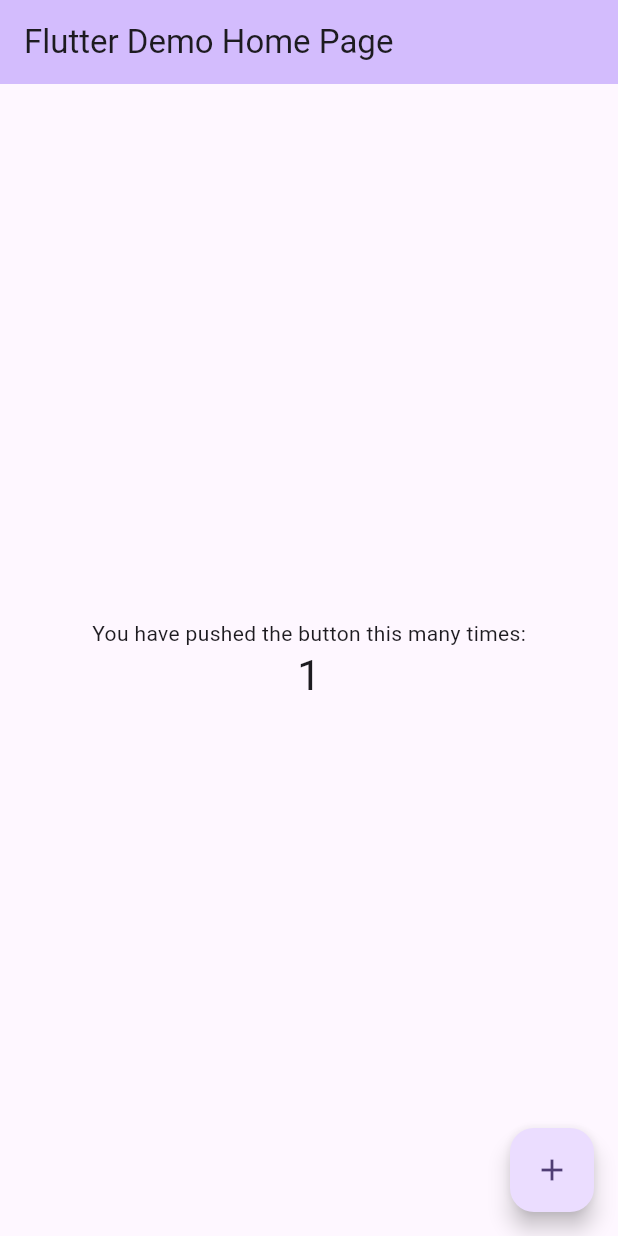
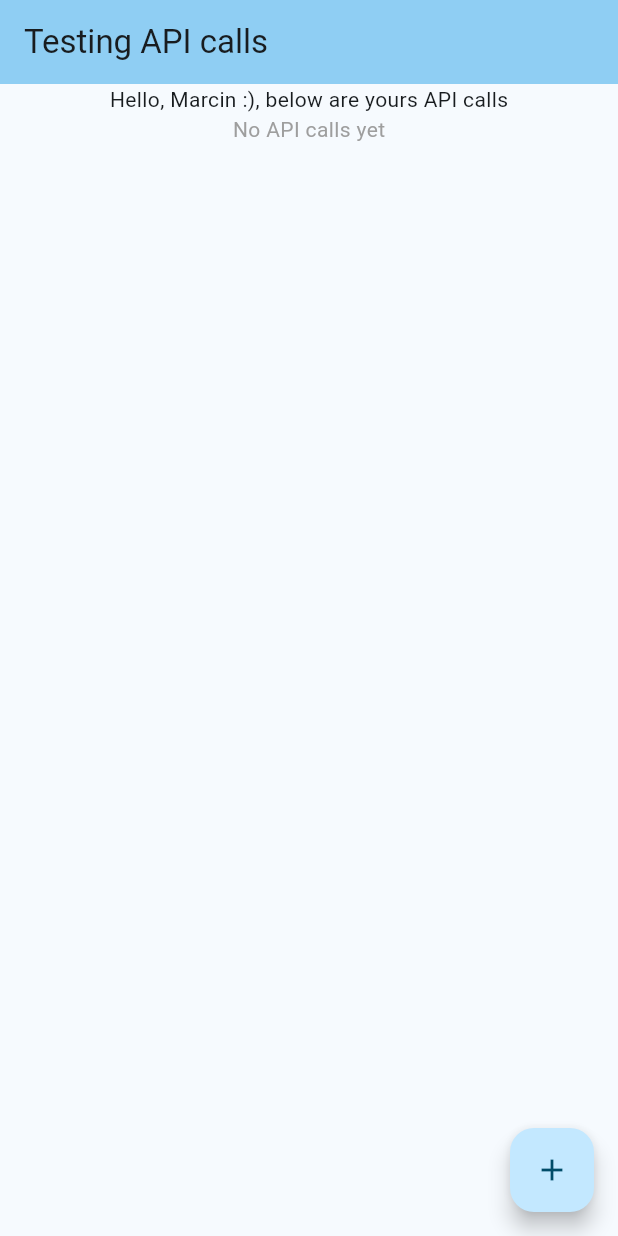
Before and after one commit to Vex048/FlutterAcademy, a Flutter app: the screen it shows after launch, after a tap on the "add" icon, on a phone screen of 412 x 824 dp. Run offline on Flutter 3.47's test engine with Material 3 defaults, Android fonts, the phone set to English and light mode, and no system bars; our stand-ins replace dio, flutter_riverpod, freezed_annotation, logger, retrofit; generated files the repository leaves out were written again; network calls fail.

Commit message:
Created skeletion for an application using Riverpod

```diff
--- a/lib/main.dart
+++ b/lib/main.dart
@@ -1,122 +1,28 @@
 import 'package:flutter/material.dart';
+import 'package:flutter_application_1/retrofit/widgets/HomePage.dart';
+import 'package:flutter_riverpod/flutter_riverpod.dart';
 
+
+
+// Main, który tworzyc ProviderScope, który przechowuje stany Providerów (chyba)
 void main() {
-  runApp(const MyApp());
+  runApp(const ProviderScope(
+    child: MyApp() // Init apki
+    ));
 }
 
 class MyApp extends StatelessWidget {
   const MyApp({super.key});
 
-  // This widget is the root of your application.
   @override
   Widget build(BuildContext context) {
     return MaterialApp(
       title: 'Flutter Demo',
       theme: ThemeData(
-        // This is the theme of your application.
-        //
-        // TRY THIS: Try running your application with "flutter run". You'll see
-        // the application has a purple toolbar. Then, without quitting the app,
-        // try changing the seedColor in the colorScheme below to Colors.green
-        // and then invoke "hot reload" (save your changes or press the "hot
-        // reload" button in a Flutter-supported IDE, or press "r" if you used
-        // the command line to start the app).
-        //
-        // Notice that the counter didn't reset back to zero; the application
-        // state is not lost during the reload. To reset the state, use hot
-        // restart instead.
-        //
-        // This works for code too, not just values: Most code changes can be
-        // tested with just a hot reload.
-        colorScheme: ColorScheme.fromSeed(seedColor: Colors.deepPurple),
+        colorScheme: ColorScheme.fromSeed(seedColor: Colors.lightBlueAccent),
       ),
-      home: const MyHomePage(title: 'Flutter Demo Home Page'),
+      // Budowa głównego widoku HomePage
+      home: const MyHomePage(title: 'Testing API calls'),
     );
   }
 }
-
-class MyHomePage extends StatefulWidget {
-  const MyHomePage({super.key, required this.title});
-
-  // This widget is the home page of your application. It is stateful, meaning
-  // that it has a State object (defined below) that contains fields that affect
-  // how it looks.
-
-  // This class is the configuration for the state. It holds the values (in this
-  // case the title) provided by the parent (in this case the App widget) and
-  // used by the build method of the State. Fields in a Widget subclass are
-  // always marked "final".
-
-  final String title;
-
-  @override
-  State<MyHomePage> createState() => _MyHomePageState();
-}
-
-class _MyHomePageState extends State<MyHomePage> {
-  int _counter = 0;
-
-  void _incrementCounter() {
-    setState(() {
-      // This call to setState tells the Flutter framework that something has
-      // changed in this State, which causes it to rerun the build method below
-      // so that the display can reflect the updated values. If we changed
-      // _counter without calling setState(), then the build method would not be
-      // called again, and so nothing would appear to happen.
-      _counter++;
-    });
-  }
-
-  @override
-  Widget build(BuildContext context) {
-    // This method is rerun every time setState is called, for instance as done
-    // by the _incrementCounter method above.
-    //
-    // The Flutter framework has been optimized to make rerunning build methods
-    // fast, so that you can just rebuild anything that needs updating rather
-    // than having to individually change instances of widgets.
-    return Scaffold(
-      appBar: AppBar(
-        // TRY THIS: Try changing the color here to a specific color (to
-        // Colors.amber, perhaps?) and trigger a hot reload to see the AppBar
-        // change color while the other colors stay the same.
-        backgroundColor: Theme.of(context).colorScheme.inversePrimary,
-        // Here we take the value from the MyHomePage object that was created by
-        // the App.build method, and use it to set our appbar title.
-        title: Text(widget.title),
-      ),
-      body: Center(
-        // Center is a layout widget. It takes a single child and positions it
-        // in the middle of the parent.
-        child: Column(
-          // Column is also a layout widget. It takes a list of children and
-          // arranges them vertically. By default, it sizes itself to fit its
-          // children horizontally, and tries to be as tall as its parent.
-          //
-          // Column has various properties to control how it sizes itself and
-          // how it positions its children. Here we use mainAxisAlignment to
-          // center the children vertically; the main axis here is the vertical
-          // axis because Columns are vertical (the cross axis would be
-          // horizontal).
-          //
-          // TRY THIS: Invoke "debug painting" (choose the "Toggle Debug Paint"
-          // action in the IDE, or press "p" in the console), to see the
-          // wireframe for each widget.
-          mainAxisAlignment: MainAxisAlignment.center,
-          children: <Widget>[
-            const Text('You have pushed the button this many times:'),
-            Text(
-              '$_counter',
-              style: Theme.of(context).textTheme.headlineMedium,
-            ),
-          ],
-        ),
-      ),
-      floatingActionButton: FloatingActionButton(
-        onPressed: _incrementCounter,
-        tooltip: 'Increment',
-        child: const Icon(Icons.add),
-      ), // This trailing comma makes auto-formatting nicer for build methods.
-    );
-  }
-}
--- /dev/null
+++ b/lib/retrofit/api/api_read.dart
@@ -0,0 +1,25 @@
+import 'package:dio/dio.dart';
+import 'package:json_annotation/json_annotation.dart';
+import 'package:retrofit/retrofit.dart';
+import 'package:logger/logger.dart';
+import 'model.dart';
+
+part 'api_read.g.dart';
+
+
+// Klasa klienta restowego
+@RestApi(baseUrl: 'http://localhost:8000/api/')
+abstract class RestClient {
+  factory RestClient(Dio dio, {String? baseUrl}) = _RestClient;
+
+  // Metoda GET, która służy do fetchowania modelu
+  @GET('/getTimestampsWithFrames')
+  Future<Model> getTimestamps();
+
+}
+// Metoda, która jest przypisana do przycisku w celu pobrania danych oraz wyświelenia w aplikacji
+Future<Model> callAPI() async {
+  final dio = Dio();
+  final client = RestClient(dio);
+  return await client.getTimestamps();
+}
--- /dev/null
+++ b/lib/retrofit/api/model.dart
@@ -0,0 +1,26 @@
+import 'package:freezed_annotation/freezed_annotation.dart';
+import 'package:intl/intl.dart';
+
+part 'model.freezed.dart';
+part 'model.g.dart';
+
+
+@freezed
+abstract class Model with _$Model {
+  const Model._(); // Musze dodac konstruktor, aby moc uzywac metod
+  factory Model({
+    required List<List<String>> timestamp,
+    required String status,
+    required String date,
+    String? imageBase64
+  }) = _Model;
+
+  factory Model.fromJson(Map<String,Object?> json) => _$ModelFromJson(json);
+
+  String formatDate(){
+      DateTime now = DateTime.parse(this.date);
+      var formatter = DateFormat.yMd().add_jm();
+      var formatted = formatter.format(now);
+      return formatted;
+  }
+}
--- /dev/null
+++ b/lib/retrofit/widgets/HomePage.dart
@@ -0,0 +1,58 @@
+
+import 'package:flutter/material.dart';
+import 'package:flutter_riverpod/flutter_riverpod.dart';
+
+import '../api/api_read.dart';
+import 'ModelList.dart';
+
+
+
+final nameProvider = Provider<String>((ref) => "Marcin :)");
+
+
+// Klasa odpowiadająca za stworzenie Strony Domowej
+class MyHomePage extends ConsumerWidget {
+  const MyHomePage({super.key, required this.title});
+
+  final String title;
+
+  @override
+  Widget build(BuildContext context,WidgetRef ref) {
+    // Wystarczy tylko odczytać raz nameProvider nie musimy go "monitorować"
+    final name = ref.read(nameProvider);
+    // Zwracanie widoku stworzonego z komponentów
+    return Scaffold(
+      // Nagłówek (chyba)
+      appBar: AppBar(
+        backgroundColor: Theme.of(context).colorScheme.inversePrimary,
+        title: Text(title),
+      ),
+      // Główne ciało
+      body: Align(
+        // Przyleganie do góry-środka
+        alignment: Alignment.topCenter,
+        child: Column(
+          // tutaj chyba kolumna zajmie tyle miejsca co jej dzieci
+          mainAxisSize: MainAxisSize.min,
+          // A tu wyśrodkowanie
+          mainAxisAlignment: MainAxisAlignment.center,
+          children: <Widget>[
+            Text("Hello, ${name}, below are yours API calls"),
+            // Odwołanie do komponentu ModelList()
+            ModelList()
+          ],
+        ),
+      ),
+      // Przycisk, który wykonuje GET requesta do API
+      floatingActionButton: FloatingActionButton(
+        onPressed: () async {
+          final model = await callAPI();
+          // Po wykonaniu requesta jest odświeżany modelsProvider w celu zaktualizowania Listy Requestów
+          ref.read(modelsProvider.notifier).addModel(model);
+          },
+        tooltip: 'Fetch Model',
+        child: const Icon(Icons.add),
+      ),
+    );
+  }
+}
--- /dev/null
+++ b/lib/retrofit/widgets/ModelList.dart
@@ -0,0 +1,82 @@
+
+import 'package:flutter/material.dart';
+import 'package:flutter_application_1/retrofit/api/model.dart';
+import 'package:flutter_application_1/retrofit/widgets/ModelDialogCard.dart';
+import 'package:flutter_riverpod/flutter_riverpod.dart';
+
+
+
+
+
+// ModelsProvider zarządza listą modeli
+final modelsProvider = StateNotifierProvider<ModelsNotifier, List<Model>>((ref) => ModelsNotifier());
+
+// dziedzicczy po StateNotifier listy modeli, więc tak naprawdę nimi zarządza (chyba)
+class ModelsNotifier extends StateNotifier<List<Model>> {
+  ModelsNotifier() : super([]);
+  // Metody do zarządzania Listą modeli
+  void addModel(Model model) => state = [...state, model];
+  void removeModel(Model model) => state = state.where((m) => m != model).toList();
+
+}
+
+
+// Tworzenie Widgetu ModelList
+class ModelList extends ConsumerWidget {
+  const ModelList({super.key});
+
+  @override
+  Widget build(BuildContext context, WidgetRef ref) {
+    // Monitorowanie czy modelsProvider nie zmienia stanu. Jesli tak to się przebudowywuje ( z tego co rozumiem )
+    final models = ref.watch(modelsProvider);
+    if (models.isEmpty){
+      return Center(
+        child: Text("No API calls yet",
+      style: TextStyle(color: Colors.grey)));
+    }
+    // Expanend jest Elastyczny i można go przez to scrollować gdy będzie za duży
+    return Expanded(
+      // Widok Listy
+    child: ListView.builder(
+      padding: const EdgeInsets.all(8),
+      // Zliczanie długośći - w sumie nie wiem po co
+      itemCount: models.length,
+      // Tworzy scrollowalną listę widgetów, które mają przydzielony swój indeks
+      itemBuilder: (BuildContext context, int index){
+        final model = models[index];
+          return Card(
+            margin: const EdgeInsets.symmetric(vertical: 4, horizontal: 4),
+            elevation: 3,
+            // Jakiś widget listTile
+            child: ListTile(
+              // Jeśli wciśniemy dany widget to przeniesie nas do Model Dialogu ze szczegółami
+              onTap: (){
+                showDialog(context: context, builder: (context) => ModelDialogCard(model: model));
+              },
+              // Ikonka
+              leading: const Icon(Icons.history, color: Colors.blueAccent),
+
+              title: Text(
+                // Zformatowana data
+                model.formatDate(),
+                style: const TextStyle(fontWeight: FontWeight.bold),
+              ),
+              subtitle: Text(
+                // Lista timestampów "highlitsów"
+                model.timestamp.toString(),
+              ),
+              // Przycsik do usunięcia z listy requestów
+              trailing: IconButton(
+                icon: const Icon(Icons.delete, color: Colors.redAccent),
+                onPressed: () {
+                  ref.read(modelsProvider.notifier).removeModel(model);
+                },
+              ),
+            ),
+          );
+      }
+    )
+    );
+  }
+
+}
--- a/pubspec.yaml
+++ b/pubspec.yaml
@@ -39,6 +39,9 @@ dependencies:
   retrofit: ^4.5.0
   dio: ^5.4.3
   logger: ^2.0.2
+  flutter_riverpod: ^2.6.1
+  riverpod_annotation: ^2.6.1
+  intl: ^0.20.2
 
 dev_dependencies:
   flutter_test:
@@ -54,6 +57,9 @@ dev_dependencies:
   json_serializable: ^6.9.5
   freezed: ^3.1.0
   retrofit_generator: ^9.2.0
+  riverpod_generator: ^2.6.5
+  custom_lint: ^0.7.5
+  riverpod_lint: ^2.6.5
 # For information on the generic Dart part of this file, see the
 # following page: https://dart.dev/tools/pub/pubspec
 
```
Also changed, not shown: lib/retrofit/api_read.dart (deleted, +0 -26 lines), lib/retrofit/model.dart (deleted, +0 -18 lines), lib/retrofit/widgets/ModelDialogCard.dart (added, +42 -0 lines), lib/retrofit/api/api_read.g.dart (renamed from lib/retrofit/api_read.g.dart), lib/retrofit/api/model.freezed.dart (added), lib/retrofit/api/model.g.dart (renamed from lib/retrofit/model.g.dart), lib/retrofit/model.freezed.dart (deleted), pubspec.lock, 15 other files.
